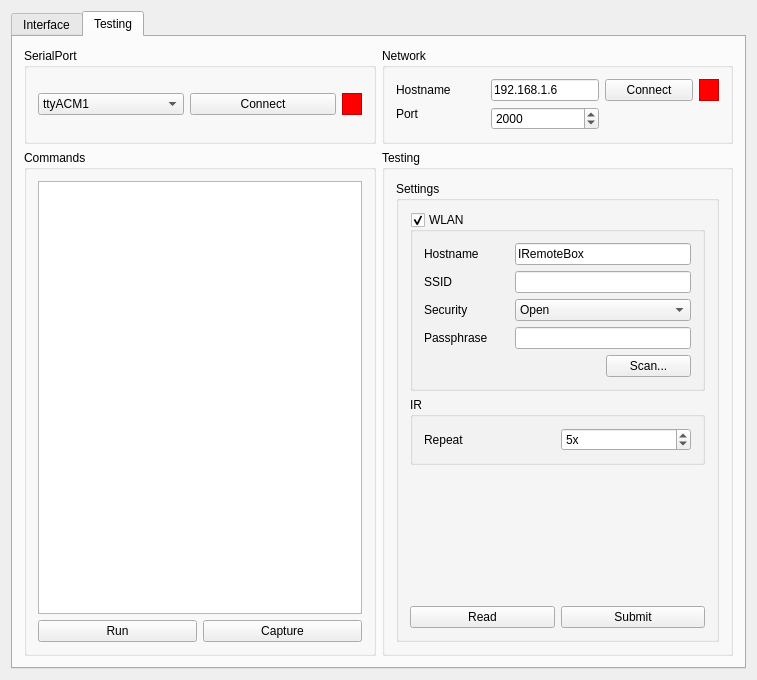
Above: desktop/iremotewindow.ui from esch3r/IRemote before the change. Below: the same form after it.
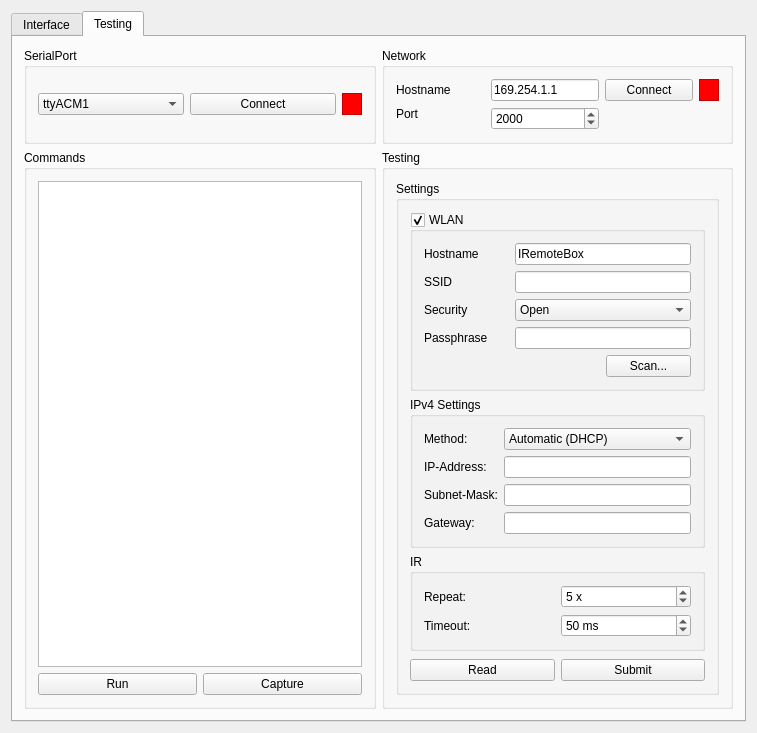
That is the form after the change. Icons and pictures are not drawn.

Patch:
```diff
--- a/desktop/iremotewindow.ui
+++ b/desktop/iremotewindow.ui
@@ -166,7 +166,7 @@
               </sizepolicy>
              </property>
              <property name="text">
-              <string>192.168.1.6</string>
+              <string>169.254.1.1</string>
              </property>
             </widget>
            </item>
@@ -442,7 +442,7 @@
                 </layout>
                </widget>
               </item>
-              <item row="1" column="0" colspan="2">
+              <item row="3" column="0" colspan="2">
                <widget class="QGroupBox" name="groupBox_7">
                 <property name="title">
                  <string>IR</string>
@@ -451,14 +451,14 @@
                  <item row="0" column="0">
                   <widget class="QLabel" name="label_7">
                    <property name="text">
-                    <string>Repeat</string>
+                    <string>Repeat:</string>
                    </property>
                   </widget>
                  </item>
                  <item row="0" column="1">
                   <widget class="QSpinBox" name="irRepeatSpin">
                    <property name="suffix">
-                    <string>x</string>
+                    <string> x </string>
                    </property>
                    <property name="minimum">
                     <number>1</number>
@@ -468,24 +468,47 @@
                    </property>
                   </widget>
                  </item>
+                 <item row="1" column="0">
+                  <widget class="QLabel" name="label_13">
+                   <property name="text">
+                    <string>Timeout:</string>
+                   </property>
+                  </widget>
+                 </item>
+                 <item row="1" column="1">
+                  <widget class="QSpinBox" name="spinBox">
+                   <property name="suffix">
+                    <string> ms</string>
+                   </property>
+                   <property name="minimum">
+                    <number>5</number>
+                   </property>
+                   <property name="maximum">
+                    <number>500</number>
+                   </property>
+                   <property name="value">
+                    <number>50</number>
+                   </property>
+                  </widget>
+                 </item>
                 </layout>
                </widget>
               </item>
-              <item row="3" column="0">
+              <item row="5" column="0">
                <widget class="QPushButton" name="settingsReadButton">
                 <property name="text">
                  <string>Read</string>
                 </property>
                </widget>
               </item>
-              <item row="3" column="1">
+              <item row="5" column="1">
                <widget class="QPushButton" name="settingsSubmitButton">
                 <property name="text">
                  <string>Submit</string>
                 </property>
                </widget>
               </item>
-              <item row="2" column="0">
+              <item row="4" column="0">
                <spacer name="verticalSpacer">
                 <property name="orientation">
                  <enum>Qt::Vertical</enum>
@@ -498,6 +521,74 @@
                 </property>
                </spacer>
               </item>
+              <item row="2" column="0" colspan="2">
+               <widget class="QGroupBox" name="groupBox_6">
+                <property name="title">
+                 <string>IPv4 Settings</string>
+                </property>
+                <layout class="QGridLayout" name="gridLayout_11">
+                 <item row="0" column="0">
+                  <widget class="QLabel" name="label_9">
+                   <property name="text">
+                    <string>Method:</string>
+                   </property>
+                  </widget>
+                 </item>
+                 <item row="1" column="0">
+                  <widget class="QLabel" name="label_10">
+                   <property name="text">
+                    <string>IP-Address:</string>
+                   </property>
+                  </widget>
+                 </item>
+                 <item row="0" column="1">
+                  <widget class="QComboBox" name="ipMethodCombo">
+                   <property name="currentIndex">
+                    <number>0</number>
+                   </property>
+                   <item>
+                    <property name="text">
+                     <string>Automatic (DHCP)</string>
+                    </property>
+                   </item>
+                   <item>
+                    <property name="text">
+                     <string>Manual</string>
+                    </property>
+                   </item>
+                   <item>
+                    <property name="text">
+                     <string>Auto-IP (Adhoc)</string>
+                    </property>
+                   </item>
+                  </widget>
+                 </item>
+                 <item row="2" column="1">
+                  <widget class="QLineEdit" name="subnetMaskEdit"/>
+                 </item>
+                 <item row="1" column="1">
+                  <widget class="QLineEdit" name="ipAddressEdit"/>
+                 </item>
+                 <item row="3" column="1">
+                  <widget class="QLineEdit" name="gatewayEdit"/>
+                 </item>
+                 <item row="2" column="0">
+                  <widget class="QLabel" name="label_11">
+                   <property name="text">
+                    <string>Subnet-Mask:</string>
+                   </property>
+                  </widget>
+                 </item>
+                 <item row="3" column="0">
+                  <widget class="QLabel" name="label_12">
+                   <property name="text">
+                    <string>Gateway:</string>
+                   </property>
+                  </widget>
+                 </item>
+                </layout>
+               </widget>
+              </item>
              </layout>
             </widget>
            </item>
```
